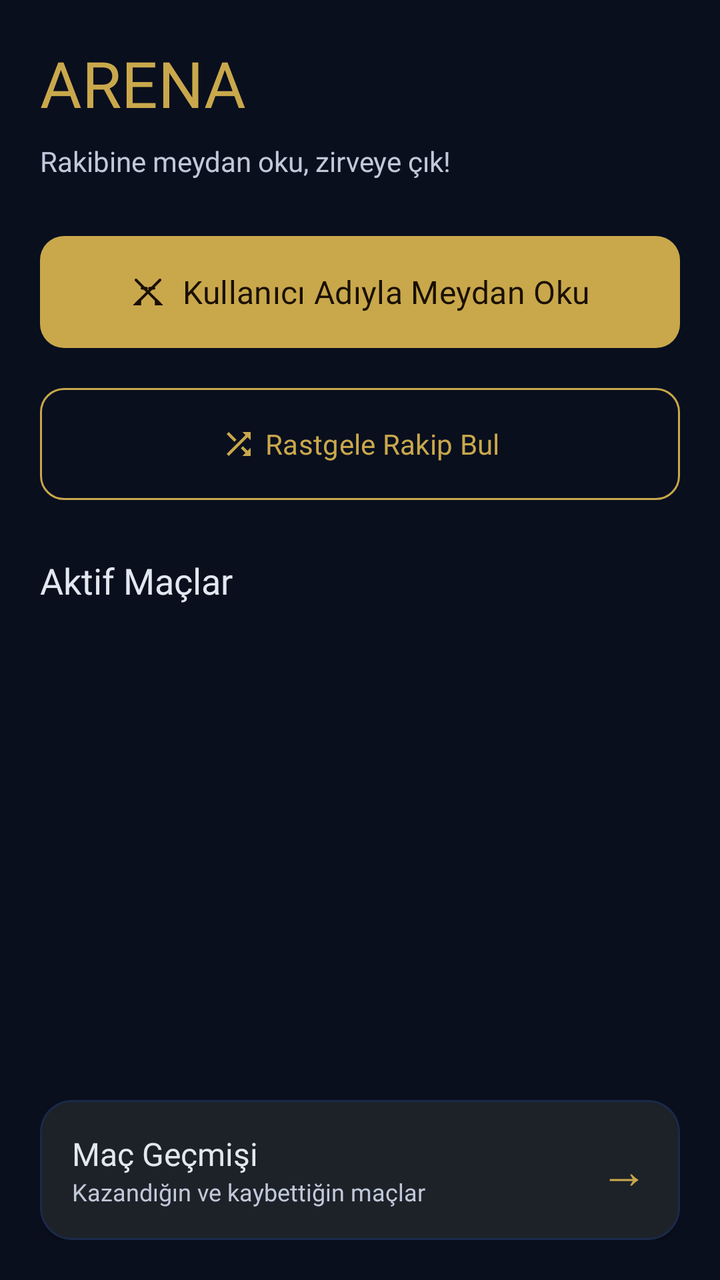
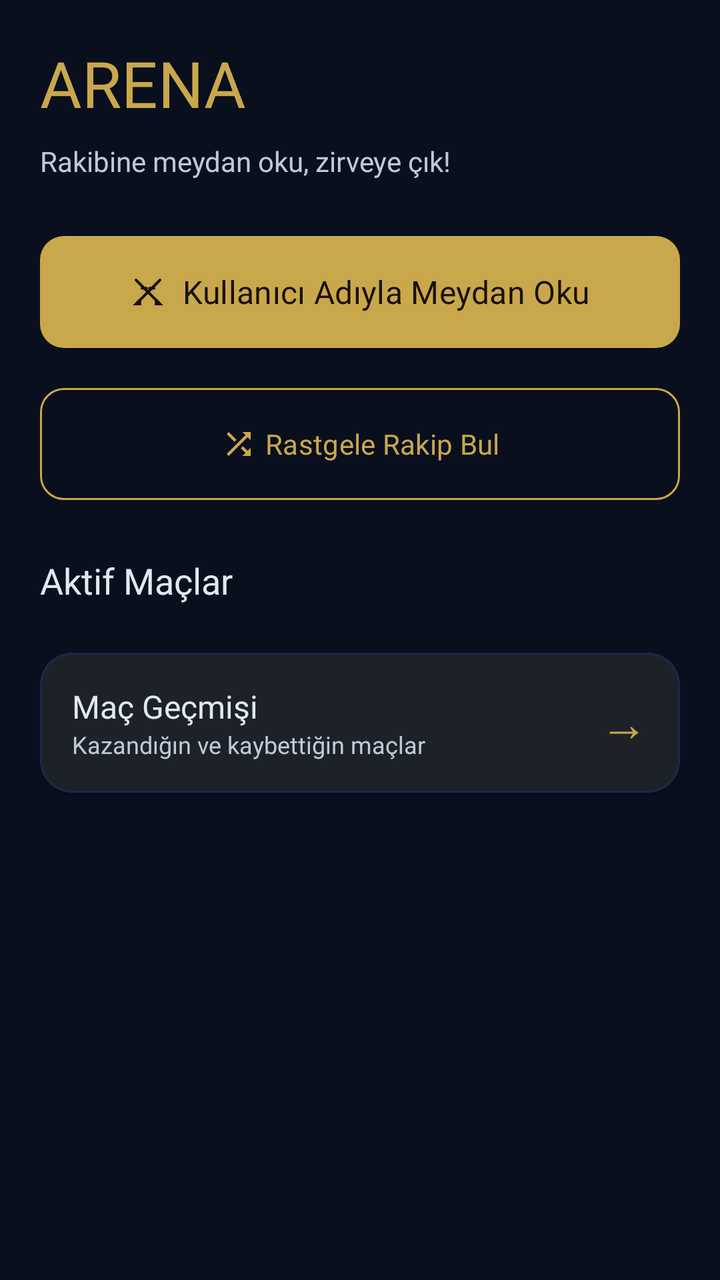

Before-and-after screenshots of an Android layout around one commit, followed by the original layout XML and the change that was made.
<!-- AndroidManifest.xml: application theme Theme.KPSSArena -->
<!-- res/layout/fragment_arena.xml -->
<?xml version="1.0" encoding="utf-8"?>
<LinearLayout
    xmlns:android="http://schemas.android.com/apk/res/android"
    xmlns:app="http://schemas.android.com/apk/res-auto"
    android:layout_width="match_parent"
    android:layout_height="match_parent"
    android:orientation="vertical"
    android:background="@color/background"
    android:padding="20dp">
    

    <TextView
        android:layout_width="wrap_content"
        android:layout_height="wrap_content"
        android:text="@string/arena_title"
        android:textColor="@color/primary"
        android:textSize="32sp"
        android:fontFamily="@font/playfair_display_bold"
        android:layout_marginBottom="8dp" />
    <TextView
        android:layout_width="wrap_content"
        android:layout_height="wrap_content"
        android:text="@string/arena_subtitle"
        android:textColor="@color/on_surface_variant"
        android:textSize="14sp"
        android:layout_marginBottom="24dp" />
    
    <com.google.android.material.button.MaterialButton
        android:id="@+id/btn_challenge"
        style="@style/Widget.KPSSArena.Button"
        android:layout_width="match_parent"
        android:layout_height="64dp"
        android:text="@string/action_challenge_by_username"
        android:textColor="@color/on_primary"
        app:backgroundTint="@color/primary"
        app:icon="@drawable/ic_swords"
        app:iconGravity="textStart"
        android:layout_marginBottom="12dp" />
    <com.google.android.material.button.MaterialButton
        android:id="@+id/btn_random_match"
        style="@style/Widget.KPSSArena.Button.Outlined"
        android:layout_width="match_parent"
        android:layout_height="64dp"
        android:text="@string/action_find_random_match"
        app:icon="@drawable/ic_random"
        app:iconGravity="textStart"
        android:layout_marginBottom="24dp" />

    
    <TextView
        android:layout_width="wrap_content"
        android:layout_height="wrap_content"
        android:text="@string/arena_active_matches_title"
        android:textColor="@color/on_surface"
        android:textSize="18sp"
        android:fontFamily="@font/inter_bold"
        android:layout_marginBottom="12dp" />
    <androidx.recyclerview.widget.RecyclerView
        android:id="@+id/rv_active_matches"
        android:layout_width="match_parent"
        android:layout_height="0dp"
        android:layout_weight="1" />
    <TextView
        android:id="@+id/tv_active_matches_empty"
        android:layout_width="match_parent"
        android:layout_height="0dp"
        android:layout_weight="1"
        android:gravity="center"
        android:text="@string/active_matches_empty_title"
        android:textColor="@color/on_surface_variant"
        android:textSize="14sp"
        android:visibility="gone" />
    
    <com.google.android.material.card.MaterialCardView
        android:id="@+id/card_match_history"
        android:layout_width="match_parent"
        android:layout_height="wrap_content"
        app:cardCornerRadius="16dp"
        app:cardElevation="2dp"
        app:cardBackgroundColor="@color/surface"
        android:clickable="true"
        android:focusable="true"
        android:layout_marginTop="12dp">
        <LinearLayout
            android:layout_width="match_parent"
            android:layout_height="wrap_content"
            android:orientation="horizontal"
            android:gravity="center_vertical"
            android:padding="16dp">
            <LinearLayout
                android:layout_width="0dp"
                android:layout_height="wrap_content"
                android:layout_weight="1"
                android:orientation="vertical">

                <TextView
                    android:layout_width="wrap_content"
                    android:layout_height="wrap_content"
                    android:text="@string/arena_match_history_title"
                    android:textColor="@color/on_surface"
                    android:textSize="16sp"
                    android:fontFamily="@font/inter_semibold" />
                <TextView
                    android:layout_width="wrap_content"
                    android:layout_height="wrap_content"
                    android:text="@string/arena_match_history_desc"
                    android:textColor="@color/on_surface_variant"
                    android:textSize="12sp" />
            </LinearLayout>
            <TextView
                android:layout_width="wrap_content"
                android:layout_height="wrap_content"
                android:text="@string/action_arrow"
                android:textColor="@color/primary"
                android:textSize="24sp" />
        </LinearLayout>
    </com.google.android.material.card.MaterialCardView>
</LinearLayout>
<!-- resources referenced by this layout -->
<resources>
  <color name="background">#0A0F1E</color>
  <color name="on_primary">#1A1000</color>
  <color name="on_surface">#E2E8F0</color>
  <color name="on_surface_variant">#C1C9D9</color>
  <color name="primary">#C9A84C</color>
  <color name="surface">#111827</color>
  <!-- drawable ic_random (drawable) -->
  <?xml version="1.0" encoding="utf-8"?>
  <vector xmlns:android="http://schemas.android.com/apk/res/android"
      android:width="24dp"
      android:height="24dp"
      android:viewportWidth="24"
      android:viewportHeight="24">
      <path
          android:fillColor="@color/primary"
          android:pathData="M10.59,9.17L5.41,4 4,5.41l5.17,5.17 1.42,-1.41zM14.5,4l2.04,2.04L4,18.59 5.41,20 17.96,7.46 20,9.5V4h-5.5zM14.83,13.41l-1.41,1.41 3.13,3.13L14.5,20H20v-5.5l-2.04,2.04 -3.13,-3.13z" />
  </vector>
  <!-- drawable ic_swords (drawable) -->
  <?xml version="1.0" encoding="utf-8"?>
  <vector xmlns:android="http://schemas.android.com/apk/res/android"
      android:width="24dp"
      android:height="24dp"
      android:viewportWidth="24"
      android:viewportHeight="24">
      <path
          android:strokeColor="@color/on_primary"
          android:strokeWidth="1.8"
          android:strokeLineCap="round"
          android:pathData="M4,20L20,4" />
      <path
          android:strokeColor="@color/on_primary"
          android:strokeWidth="1.8"
          android:strokeLineCap="round"
          android:pathData="M4,4L20,20" />
      <path
          android:strokeColor="@color/on_primary"
          android:strokeWidth="1.8"
          android:strokeLineCap="round"
          android:pathData="M6.5,17.5L4,20 6.5,20 6.5,17.5" />
      <path
          android:strokeColor="@color/on_primary"
          android:strokeWidth="1.8"
          android:strokeLineCap="round"
          android:pathData="M17.5,17.5L20,20 17.5,20 17.5,17.5" />
      <path
          android:strokeColor="@color/on_primary"
          android:strokeWidth="1.8"
          android:strokeLineCap="round"
          android:pathData="M8,9.5L11,9.5" />
      <path
          android:strokeColor="@color/on_primary"
          android:strokeWidth="1.8"
          android:strokeLineCap="round"
          android:pathData="M13,9.5L16,9.5" />
  </vector>
  <string name="action_arrow">→</string>
  <string name="action_challenge_by_username">Kullanıcı Adıyla Meydan Oku</string>
  <string name="action_find_random_match">Rastgele Rakip Bul</string>
  <string name="active_matches_empty_title">Aktif maçın yok. Bir rakiple eşleş!</string>
  <string name="arena_active_matches_title">Aktif Maçlar</string>
  <string name="arena_match_history_desc">Kazandığın ve kaybettiğin maçlar</string>
  <string name="arena_match_history_title">Maç Geçmişi</string>
  <string name="arena_subtitle">Rakibine meydan oku, zirveye çık!</string>
  <string name="arena_title">ARENA</string>
  <style name="Widget.KPSSArena.Button" parent="Widget.Material3.Button">
          <item name="cornerRadius">12dp</item>
          <item name="android:textAllCaps">false</item>
          <item name="android:fontFamily">@font/inter_semibold</item>
          <item name="android:textSize">16sp</item>
          <item name="android:minHeight">56dp</item>
      </style>
  <style name="Widget.KPSSArena.Button.Outlined" parent="Widget.Material3.Button.OutlinedButton">
          <item name="cornerRadius">12dp</item>
          <item name="android:textAllCaps">false</item>
  
          <item name="strokeColor">@color/primary</item>
      </style>
  <style name="ShapeAppearance.KPSSArena.Small" parent="ShapeAppearance.Material3.Corner.Small">
          <item name="cornerFamily">rounded</item>
          <item name="cornerSize">12dp</item>
      </style>
  <style name="ShapeAppearance.KPSSArena.Medium" parent="ShapeAppearance.Material3.Corner.Medium">
          <item name="cornerFamily">rounded</item>
          <item name="cornerSize">16dp</item>
      </style>
  <style name="ShapeAppearance.KPSSArena.Large" parent="ShapeAppearance.Material3.Corner.Large">
          <item name="cornerFamily">rounded</item>
          <item name="cornerSize">24dp</item>
      </style>
  <!-- unchanged entries left out for length: 1 -->
</resources>

<!-- the commit's change to res/layout/fragment_arena.xml (unified diff, before → after) -->
@@ -1,11 +1,15 @@
 <?xml version="1.0" encoding="utf-8"?>
-<LinearLayout
+<androidx.core.widget.NestedScrollView
     xmlns:android="http://schemas.android.com/apk/res/android"
     xmlns:app="http://schemas.android.com/apk/res-auto"
     android:layout_width="match_parent"
     android:layout_height="match_parent"
+    android:background="@color/background"
+    android:fillViewport="true">
+<LinearLayout
+    android:layout_width="match_parent"
+    android:layout_height="wrap_content"
     android:orientation="vertical"
-    android:background="@color/background"
     android:padding="20dp">
     
 
@@ -58,13 +62,13 @@
     <androidx.recyclerview.widget.RecyclerView
         android:id="@+id/rv_active_matches"
         android:layout_width="match_parent"
-        android:layout_height="0dp"
-        android:layout_weight="1" />
+        android:layout_height="wrap_content"
+        android:nestedScrollingEnabled="false" />
     <TextView
         android:id="@+id/tv_active_matches_empty"
         android:layout_width="match_parent"
-        android:layout_height="0dp"
-        android:layout_weight="1"
+        android:layout_height="wrap_content"
+        android:minHeight="96dp"
         android:gravity="center"
         android:text="@string/active_matches_empty_title"
         android:textColor="@color/on_surface_variant"
@@ -116,3 +120,4 @@
         </LinearLayout>
     </com.google.android.material.card.MaterialCardView>
 </LinearLayout>
+</androidx.core.widget.NestedScrollView>
